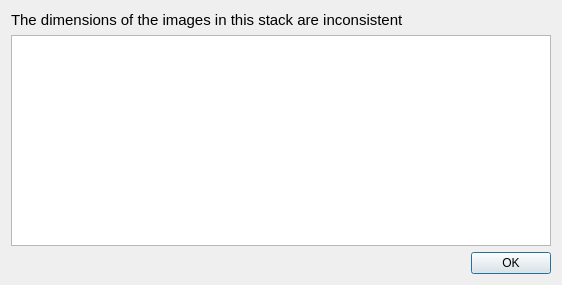
Old version of the form tomviz/ImageStackDialog.ui in the repository OpenChemistry/tomviz.
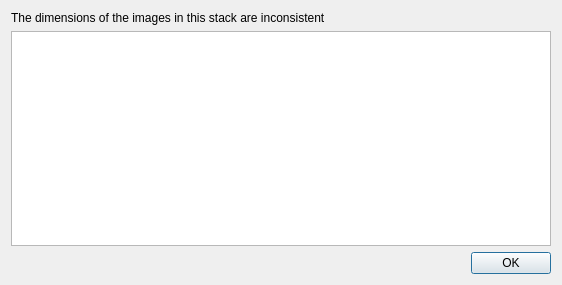
New version of the form.

Diff of the .ui file:
```diff
--- a/tomviz/ImageStackDialog.ui
+++ b/tomviz/ImageStackDialog.ui
@@ -22,13 +22,13 @@
   <layout class="QVBoxLayout" name="verticalLayout">
    <item>
     <widget class="QLabel" name="label">
-     <property name="font">
+     <!-- <property name="font">
       <font>
        <pointsize>11</pointsize>
        <weight>50</weight>
        <bold>false</bold>
       </font>
-     </property>
+     </property> -->
      <property name="text">
       <string>The dimensions of the images in this stack are inconsistent</string>
      </property>
```
Left out of the diff: 4 changed lines with no effect on the pictures.
